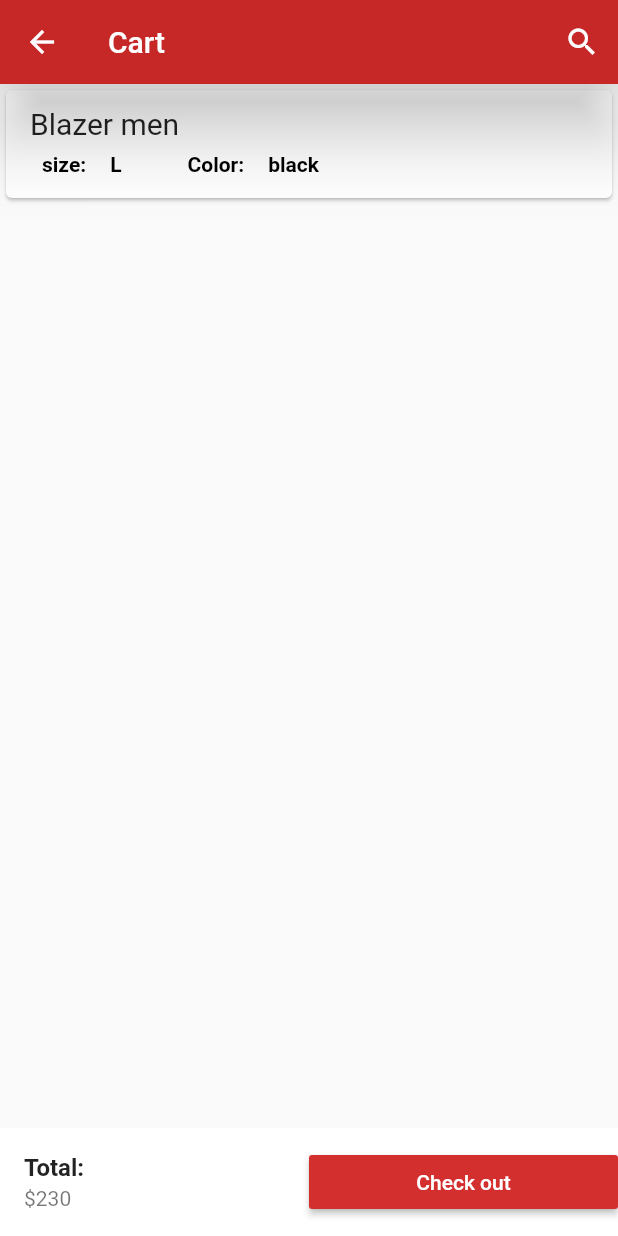
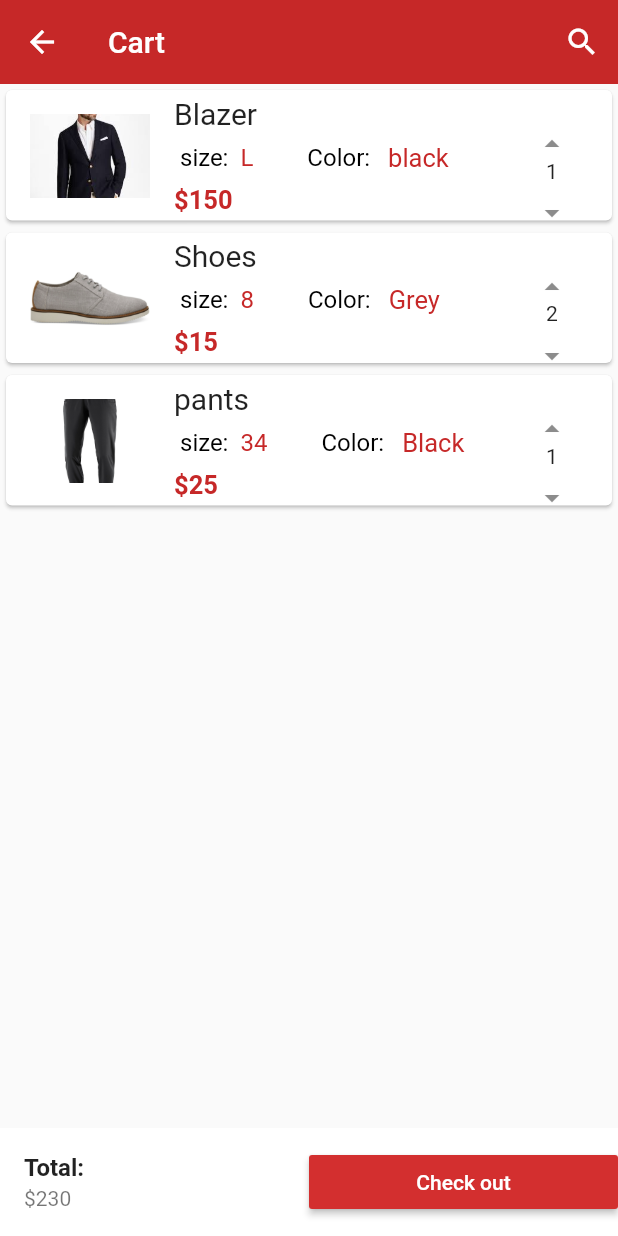
Before and after one commit to Aryan-goel/FashionPoint, a Flutter app: the Cart screen opened directly, on a phone screen of 412 x 824 dp. Run offline on Flutter 3.47's test engine with Material 2 defaults, Android fonts, the phone set to English and light mode, and no system bars; our stand-ins replace carousel_pro.

Commit message:
cart page complete

```diff
--- a/lib/components/products.dart
+++ b/lib/components/products.dart
@@ -1,5 +1,5 @@
 import 'package:fashion_point/pages/product_details.dart';
-import 'package:flutter/foundation.dart';
+//import 'package:flutter/foundation.dart';
 import 'package:flutter/material.dart';
 
 class Products extends StatefulWidget {
--- a/lib/pages/cart.dart
+++ b/lib/pages/cart.dart
@@ -10,11 +10,12 @@ class _CartState extends State<Cart> {
   @override
   Widget build(BuildContext context) {
     return Scaffold(
+      // resizeToAvoidBottomInset: false,
       appBar: AppBar(
         actions: [
           IconButton(icon: Icon(Icons.search), onPressed: () {}),
         ],
-        elevation: 20,
+        elevation: 0,
         backgroundColor: Colors.red[800],
         title: Text(
           "Cart",
--- a/lib/pages/cart_products.dart
+++ b/lib/pages/cart_products.dart
@@ -8,11 +8,27 @@ class Cartproducts extends StatefulWidget {
 class _CartproductsState extends State<Cartproducts> {
   var Products_on_the_cart = [
     {
-      "name": "Blazer men",
+      "name": "Blazer",
       "picture": "images/cats/products/blazer1.jpeg",
       "price": 150,
       "size": "L",
       "color": "black",
+      "quantity": 1
+    },
+    {
+      "name": "Shoes",
+      "picture": "images/cats/products/shoe1.jpg",
+      "price": 15,
+      "size": "8",
+      "color": "Grey",
+      "quantity": 2
+    },
+    {
+      "name": "pants",
+      "picture": "images/cats/products/pants1.jpg",
+      "price": 25,
+      "size": "34",
+      "color": "Black",
       "quantity": 1
     },
   ];
@@ -25,7 +41,7 @@ class _CartproductsState extends State<Cartproducts> {
           return SingleCartProduct(
             cart_product_name: Products_on_the_cart[index]["name"],
             cart_product_color: Products_on_the_cart[index]["color"],
-            cart_product_qty: Products_on_the_cart[index]["qty"],
+            cart_product_qty: Products_on_the_cart[index]["quantity"],
             cart_product_size: Products_on_the_cart[index]["size"],
             cart_product_picture: Products_on_the_cart[index]["picture"],
             cart_product_price: Products_on_the_cart[index]["price"],
@@ -52,7 +68,17 @@ class SingleCartProduct extends StatelessWidget {
   @override
   Widget build(BuildContext context) {
     return Card(
+      //elevation: 10,
       child: ListTile(
+        //*?  ====== product picture=========?*//
+        leading: Image.asset(
+          cart_product_picture,
+          height: 80,
+          width: 80,
+          fit: BoxFit.cover,
+        ),
+
+        //*? title Section
         title: Text(
           cart_product_name,
           style: TextStyle(
@@ -65,36 +91,58 @@ class SingleCartProduct extends StatelessWidget {
               children: [
                 //*?this section is fotr the size of the product
                 Padding(
-                  padding: EdgeInsets.all(8),
+                  padding: EdgeInsets.all(4),
                   child: Text(
                     "size:",
-                    style: TextStyle(
-                        fontWeight: FontWeight.bold, color: Colors.black),
+                    style: TextStyle(color: Colors.black, fontSize: 16),
                   ),
                 ),
                 Padding(
-                  padding: EdgeInsets.all(8),
-                  child: Text(cart_product_size,
-                      style: TextStyle(
-                          fontWeight: FontWeight.bold, color: Colors.black)),
+                  padding: EdgeInsets.all(4),
+                  child: Text("$cart_product_size",
+                      style: TextStyle(color: Colors.red[800], fontSize: 16)),
                 ),
                 Padding(padding: EdgeInsets.fromLTRB(20, 8, 8, 8)),
 
                 //*? this section is for the color of the product
                 Padding(
-                  padding: EdgeInsets.all(8),
+                  padding: EdgeInsets.all(4),
                   child: Text("Color:",
-                      style: TextStyle(
-                          fontWeight: FontWeight.bold, color: Colors.black)),
+                      style: TextStyle(fontSize: 16, color: Colors.black)),
                 ),
                 Padding(
                   padding: EdgeInsets.all(8),
                   child: Text(cart_product_color,
-                      style: TextStyle(
-                          fontWeight: FontWeight.bold, color: Colors.black)),
+                      style: TextStyle(fontSize: 17, color: Colors.red[800])),
                 ),
               ],
             ),
+            Container(
+                alignment: Alignment.topLeft,
+                child: Text("\$${cart_product_price}",
+                    style: TextStyle(
+                        color: Colors.red[800],
+                        fontSize: 17,
+                        fontWeight: FontWeight.bold)))
+          ],
+        ),
+        trailing: Column(
+          children: [
+            Expanded(
+              child: IconButton(
+                  alignment: Alignment.topCenter,
+                  icon: Icon(Icons.arrow_drop_up),
+                  onPressed: () {}),
+            ),
+            Padding(
+                padding: EdgeInsets.fromLTRB(0, 20, 0, 0),
+                child: Text("$cart_product_qty")),
+            Expanded(
+              child: IconButton(
+                  //alignment: Alignment.topCenter,
+                  icon: Icon(Icons.arrow_drop_down),
+                  onPressed: () {}),
+            )
           ],
         ),
       ),
```
